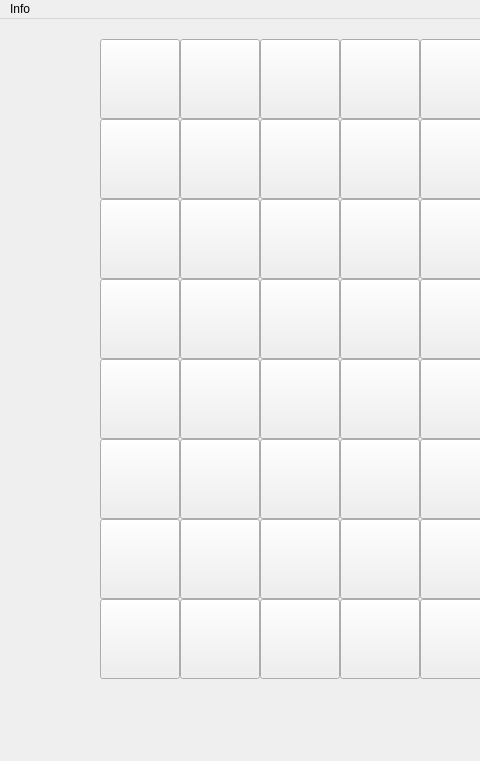
VikSolve/DeepVik, file DeepVik/deepvik.ui: the form before one commit; both pictures show x 0 to 480 and y 0 to 761 of the 1390 by 851 pixel window.
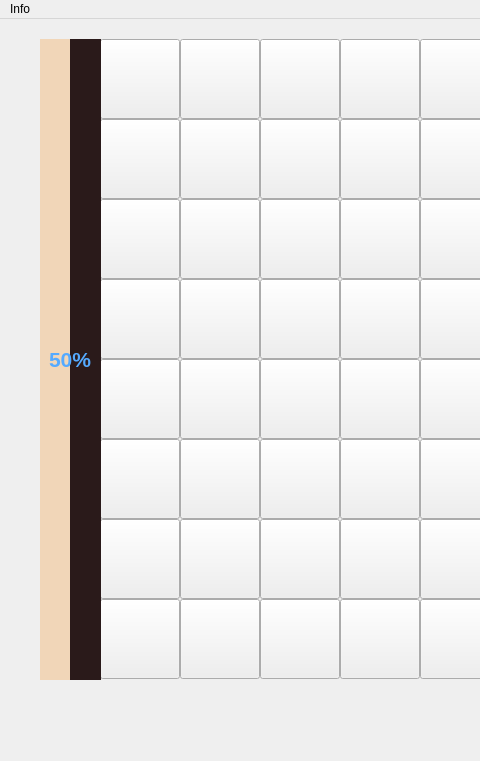
The form after the commit. Icons and pictures are not drawn.

What changed in the file:
```diff
--- a/DeepVik/deepvik.ui
+++ b/DeepVik/deepvik.ui
@@ -1116,6 +1116,34 @@
      <string>Surrender</string>
     </property>
    </widget>
+   <widget class="QProgressBar" name="evalBar">
+    <property name="geometry">
+     <rect>
+      <x>40</x>
+      <y>20</y>
+      <width>61</width>
+      <height>641</height>
+     </rect>
+    </property>
+    <property name="styleSheet">
+     <string notr="true">QProgressBar {
+    background-color: #2a1a1a;
+    border: none;
+	color: rgb(85, 170, 255);
+	font-size: 16pt; 
+	font-weight: bold;
+    text-align: center;
+}
+
+QProgressBar::chunk {
+    background-color: #f1d6b8;
+}
+</string>
+    </property>
+    <property name="value">
+     <number>50</number>
+    </property>
+   </widget>
   </widget>
   <widget class="QMenuBar" name="menubar">
    <property name="geometry">
```
